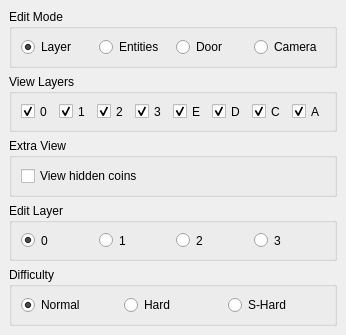
Qt form DockWidget/EditModeDockWidget.ui (wario-land/WL4Editor) before a commit.
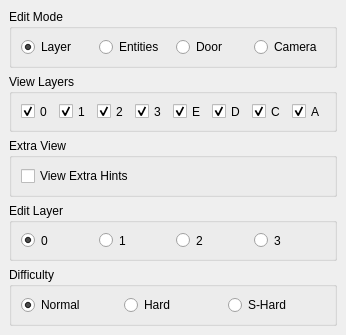
The same form after that commit.

What changed in the file:
```diff
--- a/DockWidget/EditModeDockWidget.ui
+++ b/DockWidget/EditModeDockWidget.ui
@@ -6,13 +6,13 @@
    <rect>
     <x>0</x>
     <y>0</y>
-    <width>332</width>
+    <width>344</width>
     <height>335</height>
    </rect>
   </property>
   <property name="minimumSize">
    <size>
-    <width>332</width>
+    <width>344</width>
     <height>335</height>
    </size>
   </property>
@@ -246,7 +246,7 @@
           </size>
          </property>
          <property name="text">
-          <string>View hidden coins</string>
+          <string>View Extra Hints</string>
          </property>
         </widget>
        </item>
```
Left out of the diff: 2 changed lines with no effect on the pictures.
